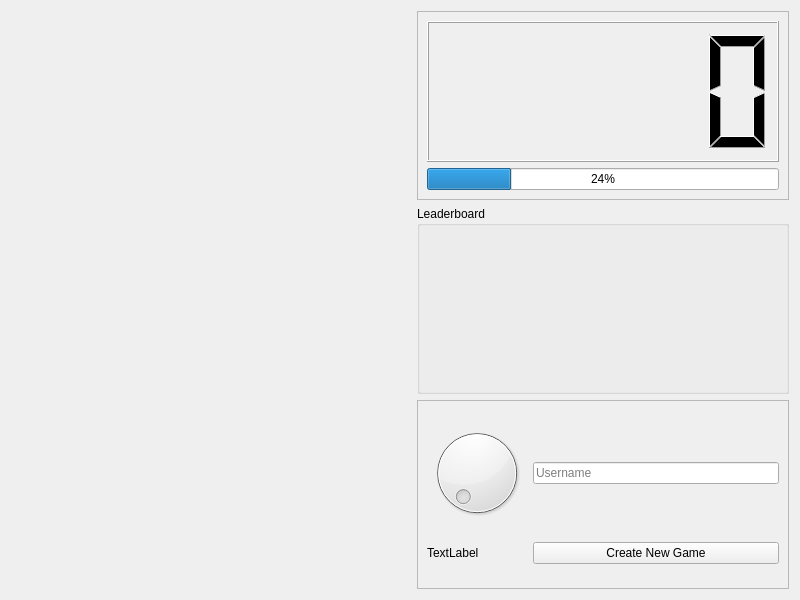
First picture: the form in mainwindow.ui, repository partlybakedideas2/minesweeper2, before the edit.
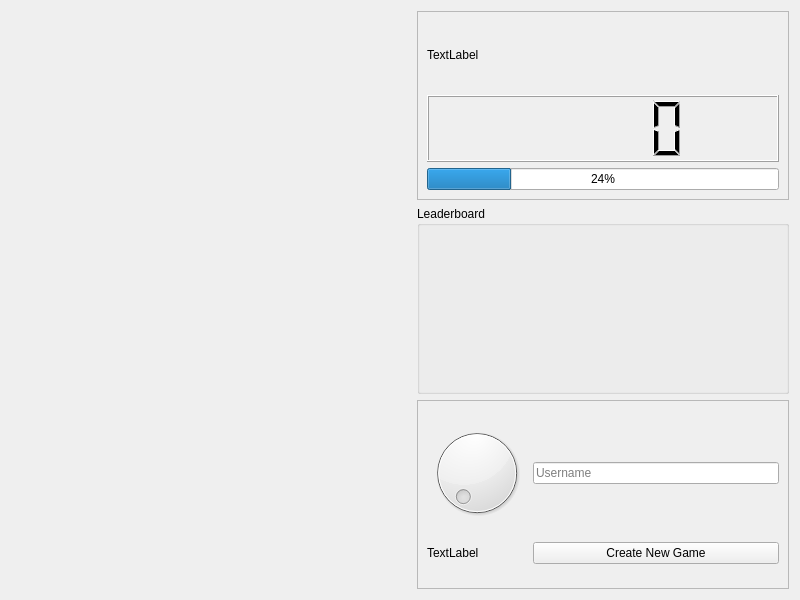
Second picture: the form after the edit.

```diff
--- a/mainwindow.ui
+++ b/mainwindow.ui
@@ -35,6 +35,13 @@
         <enum>QFrame::Shadow::Raised</enum>
        </property>
        <layout class="QVBoxLayout" name="verticalLayout_2">
+        <item>
+         <widget class="QLabel" name="usernameLabel">
+          <property name="text">
+           <string>TextLabel</string>
+          </property>
+         </widget>
+        </item>
         <item>
          <widget class="QLCDNumber" name="timerLcd"/>
         </item>
```
